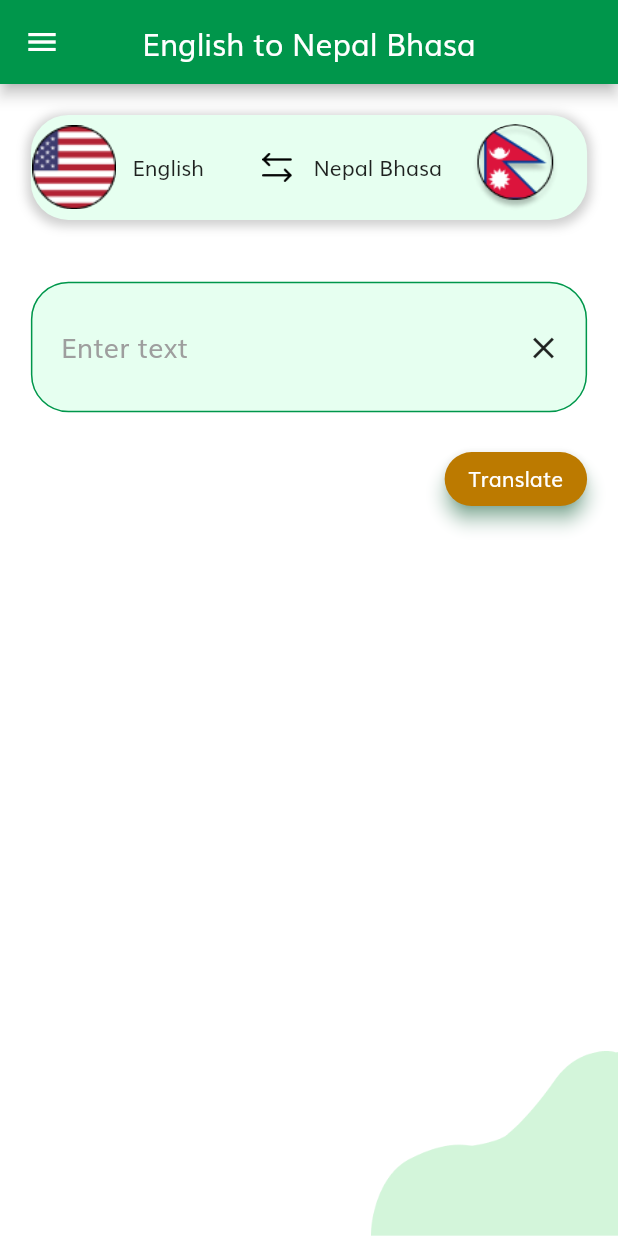
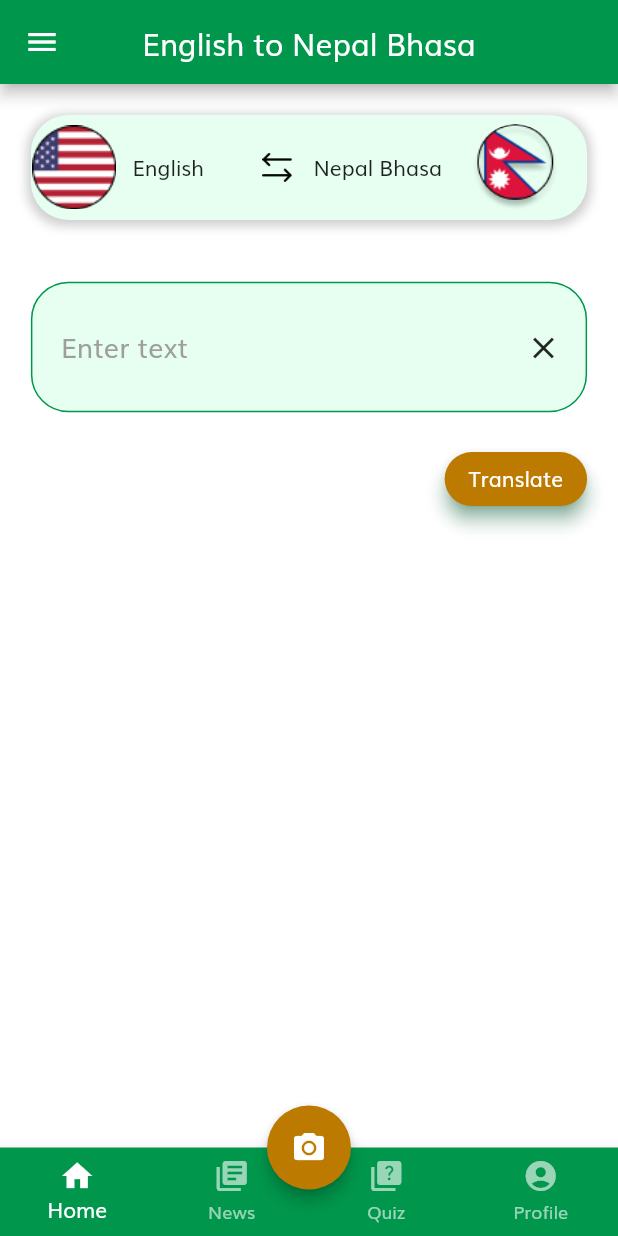
Before and after one commit to TongueTechies/frontend, a Flutter app: the screen it shows after launch, on a phone screen of 412 x 824 dp. Run offline on Flutter 3.47's test engine with Material 2 defaults, Android fonts, the phone set to English and light mode, and no system bars; our stand-ins replace flutter_spinkit, flutter_svg, get, just_audio.

Commit message:
feat: complete news and quiz integration (#1)
* feat: complete news and quiz integration

* chore: variable name

```diff
--- a/lib/helpers/constants.dart
+++ b/lib/helpers/constants.dart
@@ -5,8 +5,9 @@ const Color kPrimaryLightColor = Color.fromARGB(255, 230, 255, 240);
 const Color kButtonColor = Color.fromARGB(255, 188, 122, 0);
 
 class ApiConstants {
-  static String baseUrl = "http://192.168.106.152:8000/";
+  static String baseUrl = "http://192.168.96.132:8000/";
   static String translateNewariUrl = "api/translation/translate/newari/";
   static String ttsNewariUrl = "api/tts/";
   static String translateEnglishUrl = "api/translation/translate/english/";
+  static String newsUrl = "api/news/";
 }
--- a/lib/main.dart
+++ b/lib/main.dart
@@ -1,4 +1,5 @@
 import 'package:flutter/material.dart';
+import 'package:get/get.dart';
 import 'package:tongue_techies_frontend/helpers/constants.dart';
 import 'package:tongue_techies_frontend/screens/welcome/welcome_screen.dart';
 
@@ -17,7 +18,7 @@ class _MyAppState extends State<MyApp> {
   // This widget is the root of your application.
   @override
   Widget build(BuildContext context) {
-    return MaterialApp(
+    return GetMaterialApp(
       debugShowCheckedModeBanner: false,
       title: "IndigeTranslate",
       theme: ThemeData(
--- a/lib/models/translation.models.dart
+++ b/lib/models/translation.models.dart
@@ -4,7 +4,7 @@
 
 import 'dart:convert';
 
-TranslationModel translationModelFromJson(String str) =>
+TranslationModels translationModelFromJson(String str) =>
     TranslationModel.fromJson(json.decode(str));
 
 String translationModelToJson(TranslationModel data) =>
--- a/lib/screens/home/components/body_english.dart
+++ b/lib/screens/home/components/body_english.dart
@@ -6,18 +6,17 @@ import 'package:tongue_techies_frontend/helpers/snackbar.dart';
 import 'package:tongue_techies_frontend/models/error.models.dart';
 import 'package:tongue_techies_frontend/models/success.models.dart';
 import 'package:tongue_techies_frontend/models/translation.models.dart';
-import 'package:tongue_techies_frontend/screens/home/components/background.dart';
 import 'package:tongue_techies_frontend/screens/home/home_screen_newari.dart';
 import 'package:tongue_techies_frontend/services/translation.service.dart';
 
-class Body extends StatefulWidget {
-  const Body({Key? key}) : super(key: key);
+class BodyEn extends StatefulWidget {
+  const BodyEn({Key? key}) : super(key: key);
 
   @override
-  State<Body> createState() => _BodyState();
+  State<BodyEn> createState() => _BodyEnState();
 }
 
-class _BodyState extends State<Body> {
+class _BodyEnState extends State<BodyEn> {
   String translation = '';
   bool isLoading = false;
   Errors? errors;
@@ -88,8 +87,7 @@ class _BodyState extends State<Body> {
     double iconSize = MediaQuery.of(context).size.width * 0.14;
     double horizontalPadding = MediaQuery.of(context).size.width * 0.05;
 
-    return Background(
-      child: Scaffold(
+    return Scaffold(
       appBar: AppBar(
         title: const Text("English to Nepal Bhasa"),
         centerTitle: true,
@@ -178,13 +176,11 @@ class _BodyState extends State<Body> {
                       alignLabelWithHint: true,
                       focusedBorder: OutlineInputBorder(
                         borderRadius: BorderRadius.circular(25.0),
-                          borderSide:
-                              BorderSide(color: kPrimaryColor, width: 2),
+                        borderSide: BorderSide(color: kPrimaryColor, width: 2),
                       ),
                       enabledBorder: OutlineInputBorder(
                         borderRadius: BorderRadius.circular(25.0),
-                          borderSide:
-                              BorderSide(color: kPrimaryColor, width: 1),
+                        borderSide: BorderSide(color: kPrimaryColor, width: 1),
                       ),
                       hintStyle: TextStyle(color: Colors.grey),
                     ),
@@ -318,8 +314,7 @@ class _BodyState extends State<Body> {
                     style: ButtonStyle(
                       backgroundColor:
                           MaterialStateProperty.all<Color>(kButtonColor),
-                        shape:
-                            MaterialStateProperty.all<RoundedRectangleBorder>(
+                      shape: MaterialStateProperty.all<RoundedRectangleBorder>(
                         RoundedRectangleBorder(
                           borderRadius: BorderRadius.circular(25.0),
                         ),
@@ -342,7 +337,6 @@ class _BodyState extends State<Body> {
           ],
         ),
       ),
-      ),
     );
   }
 }
--- a/lib/screens/home/components/body_newari.dart
+++ b/lib/screens/home/components/body_newari.dart
@@ -8,14 +8,14 @@ import 'package:tongue_techies_frontend/screens/home/components/background.dart'
 import 'package:tongue_techies_frontend/screens/home/home_screen_english.dart';
 import 'package:tongue_techies_frontend/services/translation.service.dart';
 
-class Body extends StatefulWidget {
-  const Body({Key? key}) : super(key: key);
+class BodyNew extends StatefulWidget {
+  const BodyNew({Key? key}) : super(key: key);
 
   @override
-  State<Body> createState() => _BodyState();
+  State<BodyNew> createState() => _BodyNewState();
 }
 
-class _BodyState extends State<Body> {
+class _BodyNewState extends State<BodyNew> {
   String translation = '';
   bool isLoading = false;
   Errors? errors;
--- a/lib/screens/home/home_screen_english.dart
+++ b/lib/screens/home/home_screen_english.dart
@@ -1,5 +1,9 @@
 import 'package:flutter/material.dart';
+import 'package:tongue_techies_frontend/helpers/constants.dart';
 import 'package:tongue_techies_frontend/screens/home/components/body_english.dart';
+import 'package:tongue_techies_frontend/screens/news_screen.dart';
+import 'package:tongue_techies_frontend/screens/profile_screen.dart';
+import 'package:tongue_techies_frontend/screens/quiz_screen.dart';
 
 class HomeScreenEn extends StatefulWidget {
   const HomeScreenEn({Key? key}) : super(key: key);
@@ -9,12 +13,62 @@ class HomeScreenEn extends StatefulWidget {
 }
 
 class _HomeScreenEnState extends State<HomeScreenEn> {
+  int pageIndex = 0;
+
+  final pages = [const BodyEn(), News(), QuizScreen(), const ProfileScreen()];
+
+  void onItemTapped(int index) {
+    setState(() {
+      pageIndex = index;
+    });
+  }
+
   @override
   Widget build(BuildContext context) {
     return Scaffold(
-      body: Scaffold(
-        body: Body(),
+      body: pages[pageIndex],
+      bottomNavigationBar: Theme(
+        data: Theme.of(context).copyWith(
+            canvasColor: kPrimaryColor,
+            textTheme: Theme.of(context).textTheme.copyWith()),
+        child: BottomNavigationBar(
+          unselectedItemColor: Colors.white.withOpacity(0.6),
+          currentIndex: pageIndex,
+          onTap: onItemTapped,
+          elevation: 8,
+          type: BottomNavigationBarType.fixed,
+          selectedItemColor: Colors.white,
+          items: [
+            BottomNavigationBarItem(
+              icon: Icon(Icons.home),
+              label: "Home",
+            ),
+            BottomNavigationBarItem(
+              icon: Icon(Icons.library_books),
+              label: "News",
+            ),
+            BottomNavigationBarItem(
+              icon: Icon(Icons.quiz),
+              label: "Quiz",
+            ),
+            BottomNavigationBarItem(
+              icon: Icon(Icons.account_circle),
+              label: "Profile",
+            ),
+          ],
+        ),
       ),
+      floatingActionButton: FloatingActionButton(
+        onPressed: () {
+          // Handle camera button tap
+        },
+        child: Icon(
+          Icons.camera_alt,
+        ),
+        backgroundColor: kButtonColor,
+        elevation: 4,
+      ),
+      floatingActionButtonLocation: FloatingActionButtonLocation.centerDocked,
     );
   }
 }
--- a/pubspec.yaml
+++ b/pubspec.yaml
@@ -38,6 +38,7 @@ dependencies:
   http: ^1.1.0
   get: ^4.6.6
   just_audio: ^0.9.35
+  url_launcher: ^6.1.14
 
 dev_dependencies:
   flutter_test:
```
Also changed, not shown: lib/models/news.models.dart (added, +57 -0 lines), lib/screens/home/home_screen_newari.dart (+57 -1 lines), lib/screens/news_screen.dart (added, +88 -0 lines), lib/screens/profile_screen.dart (added, +15 -0 lines), lib/screens/quiz_screen.dart (added, +160 -0 lines), lib/services/news.service.dart (added, +25 -0 lines), assets/images/house.jpg (added), assets/images/love.jpg (added), assets/images/namaste.jpg (added), assets/images/thank_you.png (added), pubspec.lock, 1 other file. Lines whose indentation alone changed are shown as unchanged.
